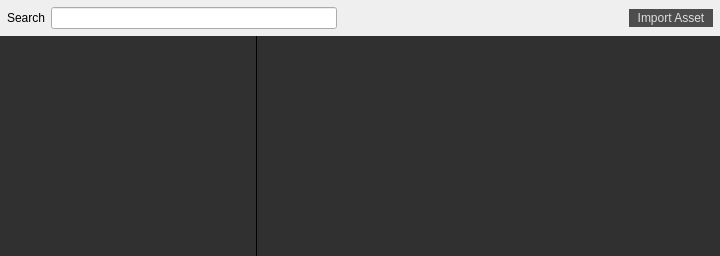
Above: src/widgets/assetwidget.ui from jahshaka/Studio before the change. Below: the same form after it.
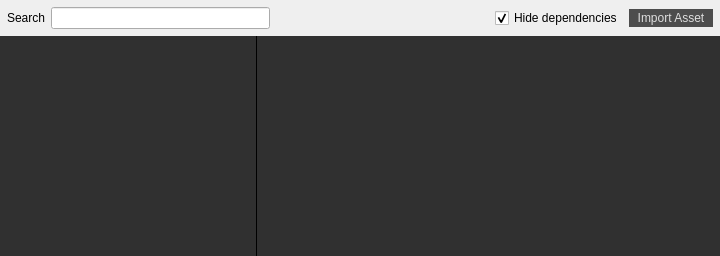
That is the form after the change.

```diff
--- a/src/widgets/assetwidget.ui
+++ b/src/widgets/assetwidget.ui
@@ -196,6 +196,16 @@
         </property>
        </spacer>
       </item>
+      <item>
+       <widget class="QCheckBox" name="hideDeps">
+        <property name="text">
+         <string>Hide dependencies</string>
+        </property>
+        <property name="checked">
+         <bool>true</bool>
+        </property>
+       </widget>
+      </item>
       <item>
        <widget class="QPushButton" name="importBtn">
         <property name="text">
```
